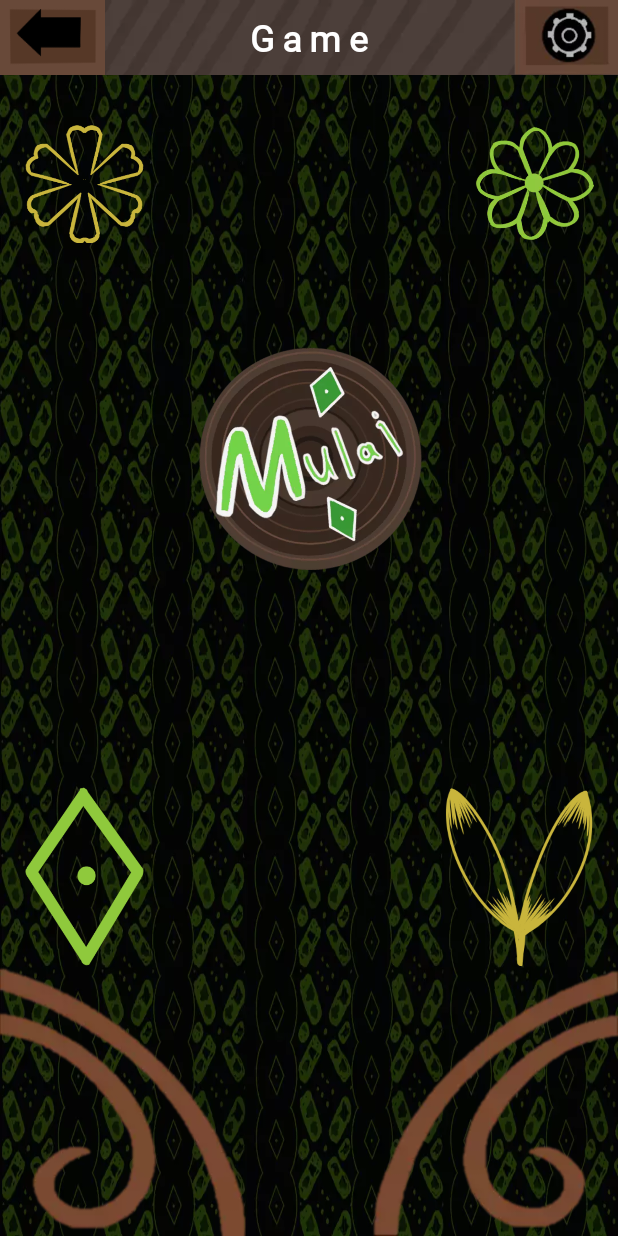
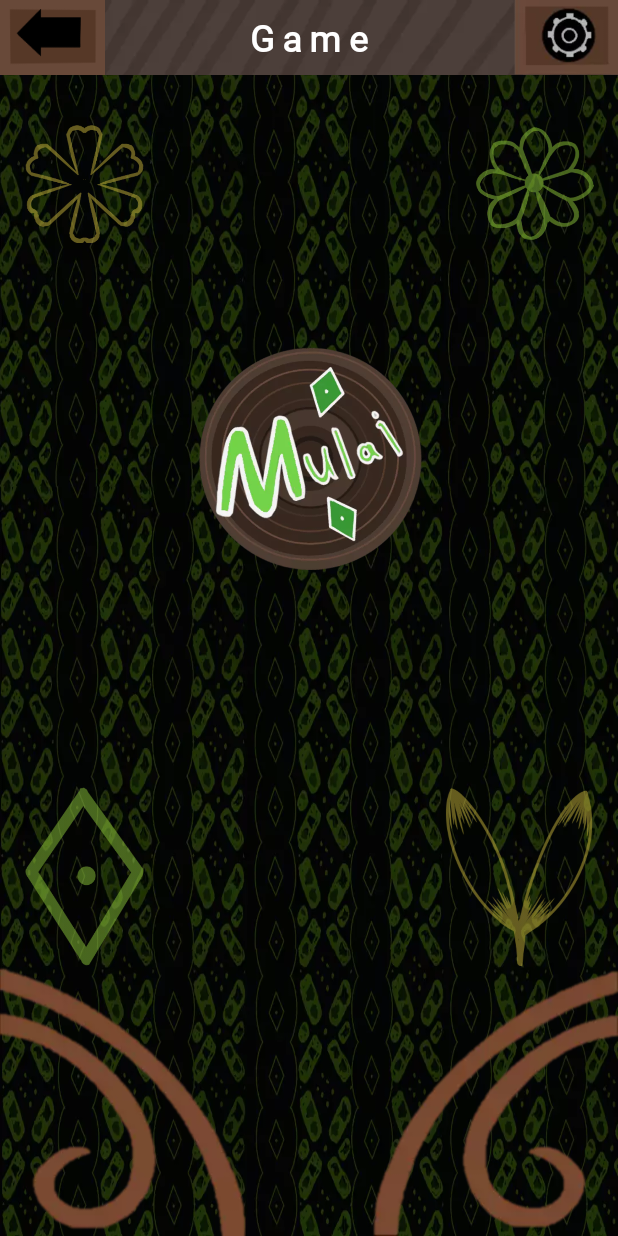
Before and after one commit to ardianeffendi/kayuh-baimbai, an Android app: the GameScreen screen opened directly, with no data from a screen before it, on a phone screen of 412 x 824 dp. Run offline under Robolectric (Android 15) with nearby library versions, the phone set to English and light mode, and no system bars.

Commit message:
add blink and rotate animation along with custom scrollbar

```diff
--- a/KayuhBaimbai/app/src/main/java/com/blogspot/wasakamantap/ui/game/GameScreen.kt
+++ b/KayuhBaimbai/app/src/main/java/com/blogspot/wasakamantap/ui/game/GameScreen.kt
@@ -2,6 +2,9 @@ package com.blogspot.wasakamantap.ui.game
 
 import android.annotation.SuppressLint
 import android.os.Bundle
+import android.view.animation.Animation
+import android.view.animation.AnimationUtils
+import com.blogspot.wasakamantap.R
 import com.blogspot.wasakamantap.databinding.ActivityGameScreenBinding
 import com.blogspot.wasakamantap.ui.BaseActivity
 import com.blogspot.wasakamantap.ui.SettingScreen
@@ -16,6 +19,8 @@ import com.blogspot.wasakamantap.utils.hideStatusBar
 @SuppressLint("ClickableViewAccessibility")
 class GameScreen : BaseActivity() {
     private lateinit var binding: ActivityGameScreenBinding
+    private lateinit var blinkAnimation: Animation
+    private lateinit var rotateAnimation: Animation
 
     override fun onCreate(savedInstanceState: Bundle?) {
         super.onCreate(savedInstanceState)
@@ -25,6 +30,18 @@ class GameScreen : BaseActivity() {
         touchBackListener(binding.ivGameBack)
         touchImageIntentListener(binding.ivGameSetting, SettingScreen(), true)
         touchImageIntentListener(binding.ivGamePlayButton, GamePlayScreen(), true)
+
+        // Bind the animation with its resource file
+        blinkAnimation = AnimationUtils.loadAnimation(this, R.anim.blink_animation)
+        rotateAnimation = AnimationUtils.loadAnimation(this, R.anim.rotate_indefinitely)
+
+        // Attach the animation to the views which use it
+        binding.ivGameUpperLeft.animation = blinkAnimation
+        binding.ivGameUpperRight.animation = blinkAnimation
+        binding.ivGameDiamondLeft.animation = blinkAnimation
+        binding.ivGameLeafRight.animation = blinkAnimation
+        binding.ivGamePlayButton.animation = rotateAnimation
+
     }
 
 }
--- a/KayuhBaimbai/app/src/main/java/com/blogspot/wasakamantap/ui/komoditas/KomoditasScreen.kt
+++ b/KayuhBaimbai/app/src/main/java/com/blogspot/wasakamantap/ui/komoditas/KomoditasScreen.kt
@@ -103,22 +103,27 @@ class KomoditasScreen : BaseActivity() {
                 super.onPageSelected(position)
                 when (position) {
                     0 -> {
+                        stopMedia()
                         binding.btnPrev.visibility = View.INVISIBLE
                         binding.btnNext.visibility = View.VISIBLE
                     }
                     1 -> {
+                        stopMedia()
                         binding.btnPrev.visibility = View.VISIBLE
                         binding.btnNext.visibility = View.VISIBLE
                     }
                     2 -> {
+                        stopMedia()
                         binding.btnPrev.visibility = View.VISIBLE
                         binding.btnNext.visibility = View.VISIBLE
                     }
                     3 -> {
+                        stopMedia()
                         binding.btnPrev.visibility = View.VISIBLE
                         binding.btnNext.visibility = View.VISIBLE
                     }
                     4 -> {
+                        stopMedia()
                         binding.btnPrev.visibility = View.VISIBLE
                         binding.btnNext.visibility = View.INVISIBLE
                     }
--- /dev/null
+++ b/KayuhBaimbai/app/src/main/res/anim/blink_animation.xml
@@ -0,0 +1,9 @@
+<?xml version="1.0" encoding="utf-8"?>
+<set xmlns:android="http://schemas.android.com/apk/res/android">
+    <alpha android:fromAlpha="0.5"
+        android:toAlpha="1.0"
+        android:interpolator="@android:anim/accelerate_interpolator"
+        android:duration="800"
+        android:repeatMode="reverse"
+        android:repeatCount="infinite"/>
+</set>
--- /dev/null
+++ b/KayuhBaimbai/app/src/main/res/anim/rotate_indefinitely.xml
@@ -0,0 +1,9 @@
+<?xml version="1.0" encoding="utf-8"?>
+<rotate xmlns:android="http://schemas.android.com/apk/res/android"
+    android:duration="2500"
+    android:fromDegrees="0"
+    android:interpolator="@android:anim/linear_interpolator"
+    android:pivotX="50%"
+    android:pivotY="50%"
+    android:repeatCount="infinite"
+    android:toDegrees="360" />
--- /dev/null
+++ b/KayuhBaimbai/app/src/main/res/drawable/scroll_bar_thumb.xml
@@ -0,0 +1,5 @@
+<?xml version="1.0" encoding="utf-8"?>
+<shape xmlns:android="http://schemas.android.com/apk/res/android" >
+    <solid android:color="@color/teal_700" />
+    <corners android:radius="10dp" />
+</shape>
```
Also changed, not shown: KayuhBaimbai/app/src/main/res/layout/layout_list_komoditas.xml (+9 -6 lines).
